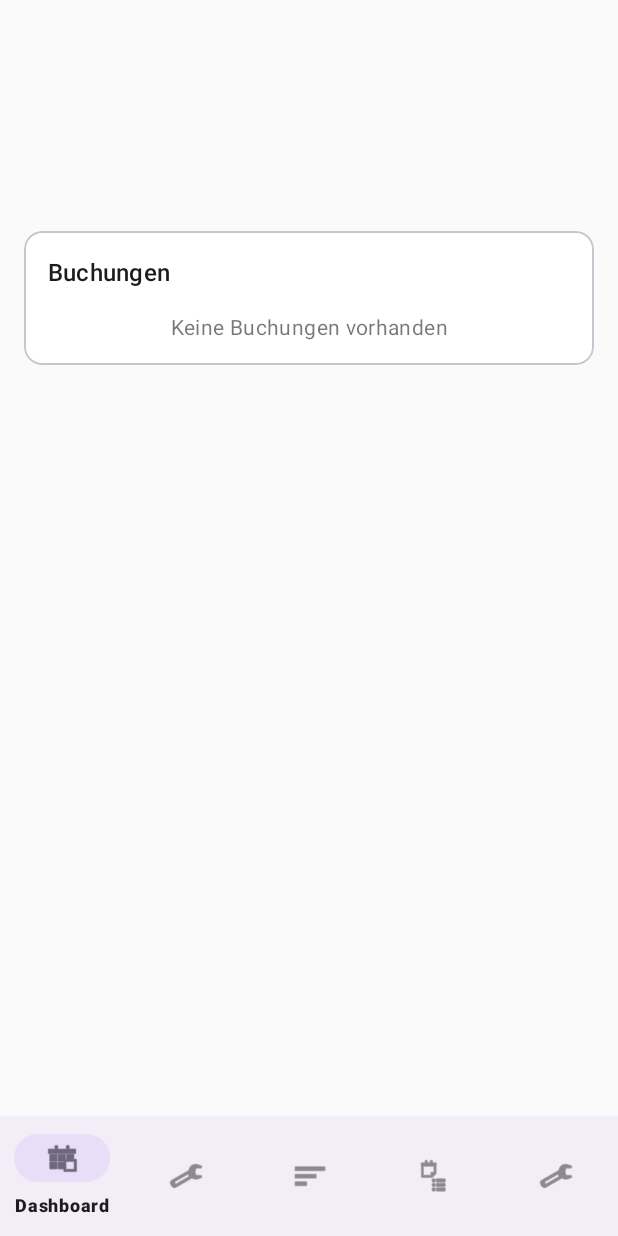
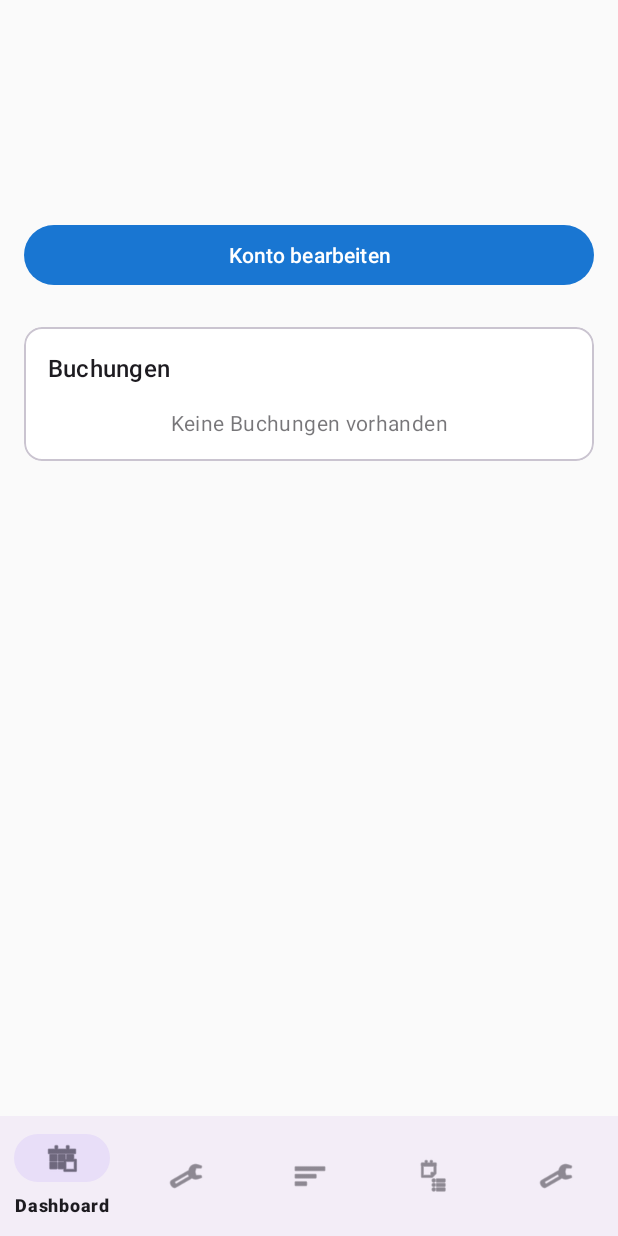
Before and after one commit to felix-dieterle/MyBudgets, an Android app: the AccountDetailFragment screen opened through its navigation route, on a phone screen of 412 x 824 dp. Run offline under Robolectric (Android 15) with nearby library versions, the phone set to English and light mode, and no system bars; our stand-ins replace Dagger/Hilt's generated code, navigation-ui; libraries missing offline, so code that uses them is left out: org.kapott.hbci.

Commit message:
Implement account editing with good UX (Konto bearbeiten)
Agent-Logs-Url: https://github.com/felix-dieterle/MyBudgets/sessions/e0876c8f-88e1-4701-999b-8aff9cb5c9ca

Co-authored-by: felix-dieterle <1490062+felix-dieterle@users.noreply.github.com>

```diff
--- a/app/src/main/java/de/mybudgets/app/ui/accounts/AccountDetailFragment.kt
+++ b/app/src/main/java/de/mybudgets/app/ui/accounts/AccountDetailFragment.kt
@@ -68,6 +68,11 @@ class AccountDetailFragment : Fragment() {
                     }
                 }
             }
+        }
+
+        binding.btnEditAccount.setOnClickListener {
+            val bundle = Bundle().apply { putLong("accountId", accountId) }
+            findNavController().navigate(R.id.action_accountDetailFragment_to_addEditAccountFragment, bundle)
         }
 
         binding.btnBankSync.setOnClickListener {
--- a/app/src/main/res/layout/fragment_account_detail.xml
+++ b/app/src/main/res/layout/fragment_account_detail.xml
@@ -51,6 +51,14 @@
                 android:layout_marginStart="4dp"
                 android:textAppearance="?attr/textAppearanceBodyMedium" />
         </LinearLayout>
+
+        <!-- Edit Account Button -->
+        <com.google.android.material.button.MaterialButton
+            android:id="@+id/btn_edit_account"
+            android:layout_width="match_parent"
+            android:layout_height="wrap_content"
+            android:layout_marginTop="16dp"
+            android:text="@string/edit_account" />
 
         <!-- Bank Sync Button – visible only for accounts with bank data -->
         <com.google.android.material.button.MaterialButton
--- a/app/src/main/res/navigation/nav_graph.xml
+++ b/app/src/main/res/navigation/nav_graph.xml
@@ -31,11 +31,16 @@
             app:destination="@id/transferFragment" />
         <action android:id="@+id/action_accountDetailFragment_to_transactionDetailFragment"
             app:destination="@id/transactionDetailFragment" />
+        <action android:id="@+id/action_accountDetailFragment_to_addEditAccountFragment"
+            app:destination="@id/addEditAccountFragment" />
     </fragment>
 
     <fragment android:id="@+id/addEditAccountFragment"
         android:name="de.mybudgets.app.ui.accounts.AddEditAccountFragment"
-        android:label="@string/add_account" />
+        android:label="@string/add_account">
+        <argument android:name="accountId"
+            app:argType="long" android:defaultValue="0L" />
+    </fragment>
 
     <fragment android:id="@+id/transactionsFragment"
         android:name="de.mybudgets.app.ui.transactions.TransactionsFragment"
--- a/app/src/main/res/values/strings.xml
+++ b/app/src/main/res/values/strings.xml
@@ -9,6 +9,7 @@
     <string name="total_balance">Gesamtsaldo</string>
     <string name="accounts">Konten</string>
     <string name="add_account">Konto hinzufügen</string>
+    <string name="edit_account">Konto bearbeiten</string>
     <string name="add_transaction">Buchung hinzufügen</string>
     <string name="add_category">Kategorie hinzufügen</string>
 
```
Also changed, not shown: app/src/main/java/de/mybudgets/app/ui/accounts/AddEditAccountFragment.kt (+58 -4 lines).
